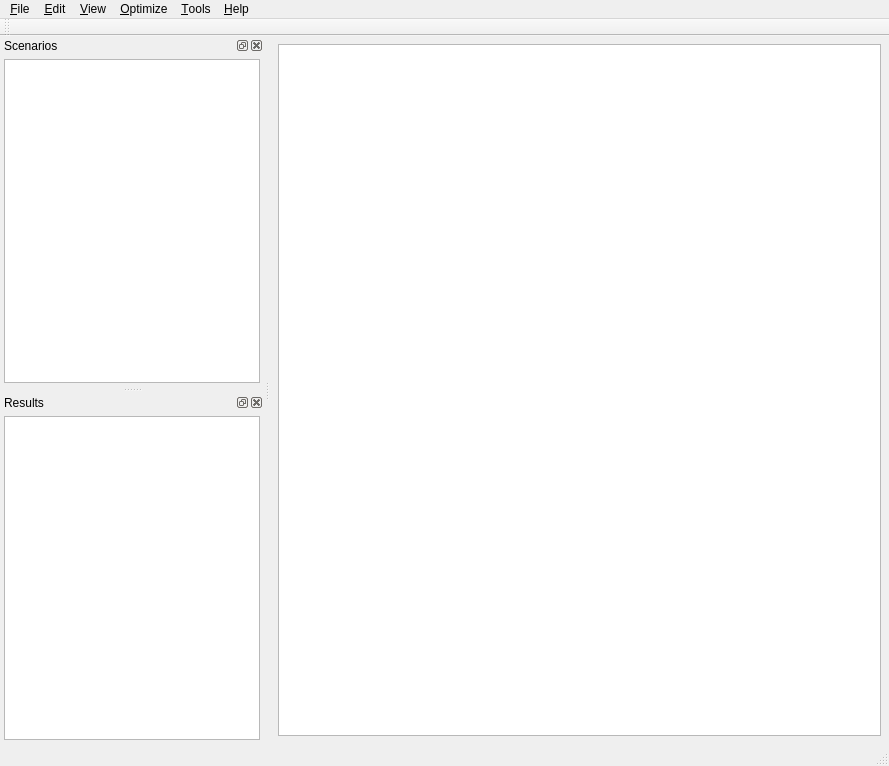
Above: scone/sconestudio/SconeStudio.ui from opensim-org/SCONE before the change. Below: the same form after it.
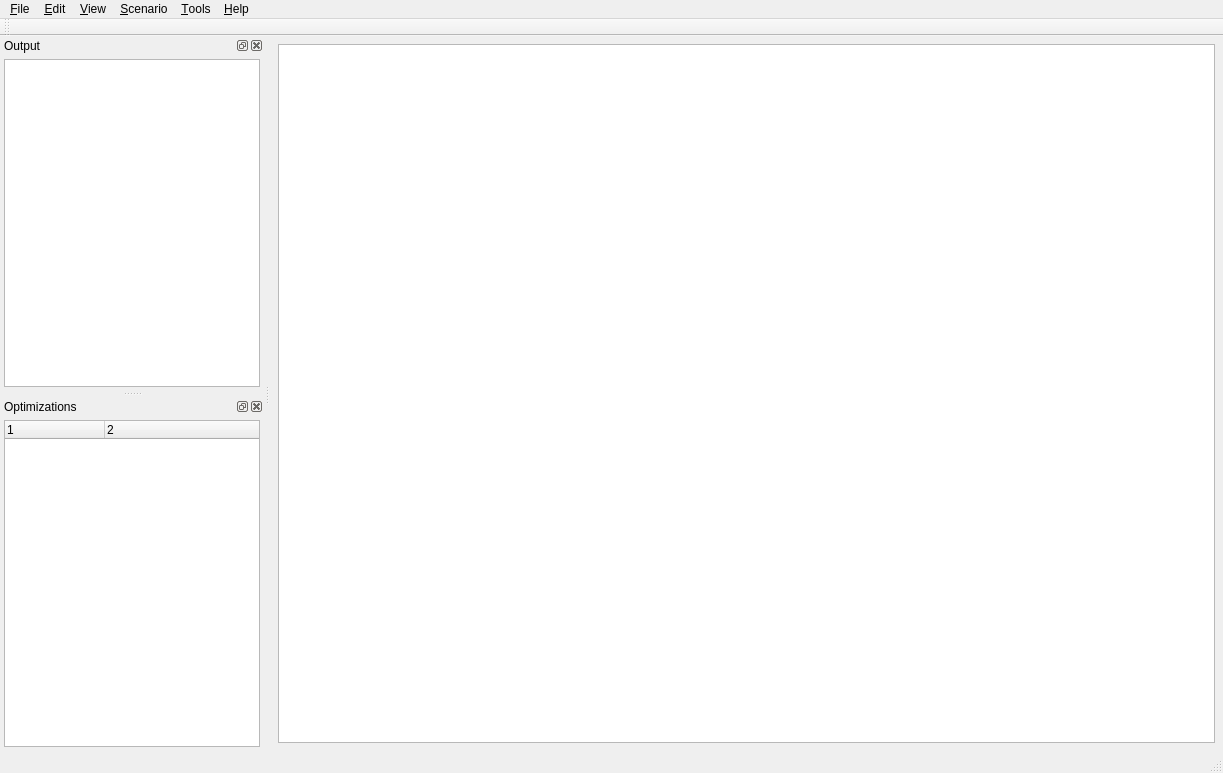
That is the form after the change. The open tabs and pages were chosen to show the change. Custom widgets are drawn as their Qt base class.

Commit message: a huge amount of amazing updates to scone studio

```diff
--- a/scone/sconestudio/SconeStudio.ui
+++ b/scone/sconestudio/SconeStudio.ui
@@ -6,8 +6,8 @@
    <rect>
     <x>0</x>
     <y>0</y>
-    <width>889</width>
-    <height>766</height>
+    <width>1223</width>
+    <height>773</height>
    </rect>
   </property>
   <property name="windowTitle">
@@ -227,8 +227,36 @@
       </widget>
       <widget class="QWidget" name="editor">
        <layout class="QVBoxLayout" name="verticalLayout_3">
+        <property name="spacing">
+         <number>4</number>
+        </property>
+        <property name="leftMargin">
+         <number>4</number>
+        </property>
+        <property name="topMargin">
+         <number>4</number>
+        </property>
+        <property name="rightMargin">
+         <number>4</number>
+        </property>
+        <property name="bottomMargin">
+         <number>4</number>
+        </property>
         <item>
-         <widget class="QTextEdit" name="scenarioEdit"/>
+         <widget class="QTextEdit" name="scenarioEdit">
+          <property name="font">
+           <font>
+            <family>Consolas</family>
+            <pointsize>10</pointsize>
+           </font>
+          </property>
+          <property name="frameShape">
+           <enum>QFrame::StyledPanel</enum>
+          </property>
+          <property name="frameShadow">
+           <enum>QFrame::Sunken</enum>
+          </property>
+         </widget>
         </item>
        </layout>
       </widget>
@@ -241,7 +269,7 @@
     <rect>
      <x>0</x>
      <y>0</y>
-     <width>889</width>
+     <width>1223</width>
      <height>21</height>
     </rect>
    </property>
@@ -275,7 +303,7 @@
    </widget>
    <widget class="QMenu" name="menu_Optimize">
     <property name="title">
-     <string>&amp;Optimize</string>
+     <string>&amp;Scenario</string>
     </property>
     <addaction name="action_Run_Optimization"/>
    </widget>
@@ -299,36 +327,6 @@
    <addaction name="menu_Help"/>
   </widget>
   <widget class="QStatusBar" name="statusBar"/>
-  <widget class="QDockWidget" name="scenarioDock">
-   <property name="windowTitle">
-    <string>Scenarios</string>
-   </property>
-   <attribute name="dockWidgetArea">
-    <number>1</number>
-   </attribute>
-   <widget class="QWidget" name="dockWidgetContents">
-    <layout class="QVBoxLayout" name="verticalLayout">
-     <property name="spacing">
-      <number>8</number>
-     </property>
-     <property name="leftMargin">
-      <number>4</number>
-     </property>
-     <property name="topMargin">
-      <number>4</number>
-     </property>
-     <property name="rightMargin">
-      <number>4</number>
-     </property>
-     <property name="bottomMargin">
-      <number>4</number>
-     </property>
-     <item>
-      <widget class="QTreeView" name="scenarioBrowser"/>
-     </item>
-    </layout>
-   </widget>
-  </widget>
   <widget class="QToolBar" name="toolBar">
    <property name="windowTitle">
     <string>toolBar</string>
@@ -342,7 +340,7 @@
   </widget>
   <widget class="QDockWidget" name="resultsDock">
    <property name="windowTitle">
-    <string>Results</string>
+    <string>Output</string>
    </property>
    <attribute name="dockWidgetArea">
     <number>1</number>
@@ -374,10 +372,57 @@
        </property>
        <property name="maximumSize">
         <size>
-         <width>480</width>
+         <width>16777215</width>
          <height>16777215</height>
         </size>
        </property>
+       <property name="frameShadow">
+        <enum>QFrame::Plain</enum>
+       </property>
+      </widget>
+     </item>
+    </layout>
+   </widget>
+  </widget>
+  <widget class="QDockWidget" name="optDock">
+   <property name="windowTitle">
+    <string>Optimizations</string>
+   </property>
+   <attribute name="dockWidgetArea">
+    <number>1</number>
+   </attribute>
+   <widget class="QWidget" name="dockWidgetContents_3">
+    <layout class="QVBoxLayout" name="verticalLayout_6">
+     <property name="spacing">
+      <number>4</number>
+     </property>
+     <property name="leftMargin">
+      <number>4</number>
+     </property>
+     <property name="topMargin">
+      <number>4</number>
+     </property>
+     <property name="rightMargin">
+      <number>4</number>
+     </property>
+     <property name="bottomMargin">
+      <number>4</number>
+     </property>
+     <item>
+      <widget class="QTreeWidget" name="optTree">
+       <property name="columnCount">
+        <number>2</number>
+       </property>
+       <column>
+        <property name="text">
+         <string notr="true">1</string>
+        </property>
+       </column>
+       <column>
+        <property name="text">
+         <string notr="true">2</string>
+        </property>
+       </column>
       </widget>
      </item>
     </layout>
```
Left out of the diff: 206 changed lines with no effect on the pictures. The commit also changes 14 other files.
